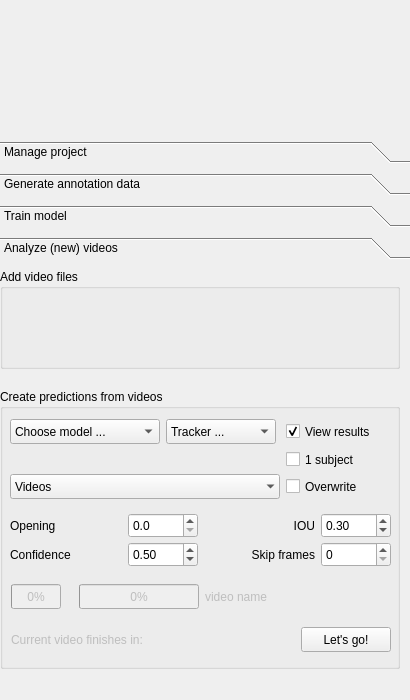
First picture: the form in octron/qt_gui/octron.ui, repository horsto/OCTRON-GUI, before the edit.
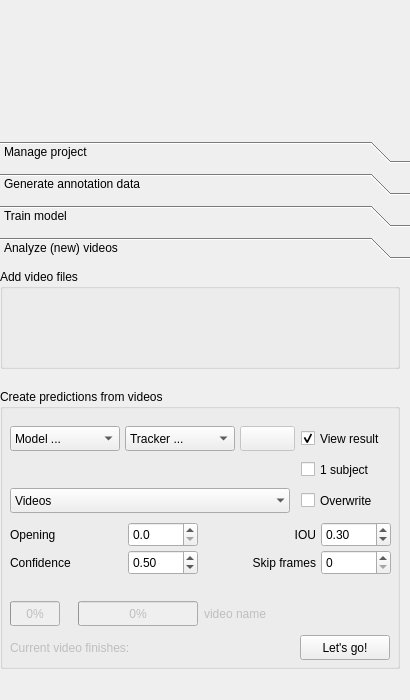
Second picture: the form after the edit. The open tabs and pages were chosen to show the change. Icons and pictures are not drawn.

Commit message: Small UI changes, new Tune (Tracker) btn

Patch:
```diff
--- a/octron/qt_gui/octron.ui
+++ b/octron/qt_gui/octron.ui
@@ -2150,8 +2150,8 @@
            <widget class="QWidget" name="layoutWidget_2">
             <property name="geometry">
              <rect>
-              <x>11</x>
-              <y>193</y>
+              <x>10</x>
+              <y>210</y>
               <width>382</width>
               <height>29</height>
              </rect>
@@ -2258,8 +2258,8 @@
            <widget class="QWidget" name="layoutWidget_3">
             <property name="geometry">
              <rect>
-              <x>11</x>
-              <y>232</y>
+              <x>10</x>
+              <y>240</y>
               <width>381</width>
               <height>37</height>
              </rect>
@@ -2286,7 +2286,7 @@
                 </size>
                </property>
                <property name="text">
-                <string>Current video finishes in:</string>
+                <string>Current video finishes:</string>
                </property>
               </widget>
              </item>
@@ -2318,221 +2318,15 @@
             <property name="geometry">
              <rect>
               <x>10</x>
-              <y>30</y>
+              <y>130</y>
               <width>381</width>
-              <height>86</height>
-             </rect>
-            </property>
-            <layout class="QGridLayout" name="gridLayout_2">
-             <property name="bottomMargin">
-              <number>10</number>
-             </property>
-             <item row="0" column="0" rowspan="2" alignment="Qt::AlignmentFlag::AlignLeft|Qt::AlignmentFlag::AlignTop">
-              <widget class="QComboBox" name="yolomodel_trained_list">
-               <property name="enabled">
-                <bool>true</bool>
-               </property>
-               <property name="minimumSize">
-                <size>
-                 <width>150</width>
-                 <height>25</height>
-                </size>
-               </property>
-               <property name="maximumSize">
-                <size>
-                 <width>150</width>
-                 <height>25</height>
-                </size>
-               </property>
-               <property name="toolTip">
-                <string>OCTRON user trained models that are found in the project path</string>
-               </property>
-               <item>
-                <property name="text">
-                 <string>Choose model ...</string>
-                </property>
-               </item>
-              </widget>
-             </item>
-             <item row="0" column="1" rowspan="2" alignment="Qt::AlignmentFlag::AlignLeft|Qt::AlignmentFlag::AlignTop">
-              <widget class="QComboBox" name="yolomodel_tracker_list">
-               <property name="minimumSize">
-                <size>
-                 <width>110</width>
-                 <height>25</height>
-                </size>
-               </property>
-               <property name="maximumSize">
-                <size>
-                 <width>110</width>
-                 <height>25</height>
-                </size>
-               </property>
-               <property name="toolTip">
-                <string>OCTRON user trained models that are found in the project path</string>
-               </property>
-               <property name="maxCount">
-                <number>20</number>
-               </property>
-               <property name="sizeAdjustPolicy">
-                <enum>QComboBox::SizeAdjustPolicy::AdjustToContents</enum>
-               </property>
-               <property name="minimumContentsLength">
-                <number>20</number>
-               </property>
-               <item>
-                <property name="text">
-                 <string>Tracker ...</string>
-                </property>
-               </item>
-              </widget>
-             </item>
-             <item row="0" column="2" alignment="Qt::AlignmentFlag::AlignLeft|Qt::AlignmentFlag::AlignTop">
-              <widget class="QCheckBox" name="open_when_finish_checkBox">
-               <property name="minimumSize">
-                <size>
-                 <width>90</width>
-                 <height>25</height>
-                </size>
-               </property>
-               <property name="maximumSize">
-                <size>
-                 <width>100</width>
-                 <height>25</height>
-                </size>
-               </property>
-               <property name="toolTip">
-                <string>Open the resuts in new napari window when finished</string>
-               </property>
-               <property name="text">
-                <string>View results</string>
-               </property>
-               <property name="checked">
-                <bool>true</bool>
-               </property>
-              </widget>
-             </item>
-             <item row="1" column="2" alignment="Qt::AlignmentFlag::AlignLeft|Qt::AlignmentFlag::AlignTop">
-              <widget class="QCheckBox" name="single_subject_checkBox">
-               <property name="enabled">
-                <bool>true</bool>
-               </property>
-               <property name="minimumSize">
-                <size>
-                 <width>90</width>
-                 <height>25</height>
-                </size>
-               </property>
-               <property name="maximumSize">
-                <size>
-                 <width>100</width>
-                 <height>25</height>
-                </size>
-               </property>
-               <property name="toolTip">
-                <string>Click this if you expect only one subject to be tracked per label</string>
-               </property>
-               <property name="text">
-                <string>1 subject</string>
-               </property>
-               <property name="checked">
-                <bool>false</bool>
-               </property>
-              </widget>
-             </item>
-             <item row="2" column="0" colspan="2" alignment="Qt::AlignmentFlag::AlignLeft|Qt::AlignmentFlag::AlignTop">
-              <widget class="QComboBox" name="videos_for_prediction_list">
-               <property name="minimumSize">
-                <size>
-                 <width>270</width>
-                 <height>25</height>
-                </size>
-               </property>
-               <property name="maximumSize">
-                <size>
-                 <width>270</width>
-                 <height>25</height>
-                </size>
-               </property>
-               <property name="toolTip">
-                <string>Select, add or remove labels</string>
-               </property>
-               <property name="editable">
-                <bool>false</bool>
-               </property>
-               <property name="currentText">
-                <string>Videos</string>
-               </property>
-               <property name="maxVisibleItems">
-                <number>15</number>
-               </property>
-               <property name="maxCount">
-                <number>1000</number>
-               </property>
-               <property name="sizeAdjustPolicy">
-                <enum>QComboBox::SizeAdjustPolicy::AdjustToContents</enum>
-               </property>
-               <property name="iconSize">
-                <size>
-                 <width>14</width>
-                 <height>14</height>
-                </size>
-               </property>
-               <property name="frame">
-                <bool>false</bool>
-               </property>
-               <item>
-                <property name="text">
-                 <string>Videos</string>
-                </property>
-               </item>
-               <item>
-                <property name="text">
-                 <string>⊖ Remove</string>
-                </property>
-               </item>
-              </widget>
-             </item>
-             <item row="2" column="2" alignment="Qt::AlignmentFlag::AlignLeft|Qt::AlignmentFlag::AlignTop">
-              <widget class="QCheckBox" name="overwrite_prediction_checkBox">
-               <property name="enabled">
-                <bool>true</bool>
-               </property>
-               <property name="minimumSize">
-                <size>
-                 <width>90</width>
-                 <height>25</height>
-                </size>
-               </property>
-               <property name="maximumSize">
-                <size>
-                 <width>100</width>
-                 <height>25</height>
-                </size>
-               </property>
-               <property name="toolTip">
-                <string>Overwrite previous analysis results? </string>
-               </property>
-               <property name="text">
-                <string>Overwrite</string>
-               </property>
-               <property name="checked">
-                <bool>false</bool>
-               </property>
-              </widget>
-             </item>
-            </layout>
-           </widget>
-           <widget class="QWidget" name="layoutWidget">
-            <property name="geometry">
-             <rect>
-              <x>10</x>
-              <y>120</y>
-              <width>381</width>
-              <height>62</height>
+              <height>61</height>
              </rect>
             </property>
             <layout class="QGridLayout" name="gridLayout_3">
+             <property name="horizontalSpacing">
+              <number>5</number>
+             </property>
              <property name="verticalSpacing">
               <number>0</number>
              </property>
@@ -2757,6 +2551,258 @@
              </item>
             </layout>
            </widget>
+           <widget class="QWidget" name="">
+            <property name="geometry">
+             <rect>
+              <x>10</x>
+              <y>31</y>
+              <width>381</width>
+              <height>101</height>
+             </rect>
+            </property>
+            <layout class="QGridLayout" name="gridLayout_2">
+             <property name="horizontalSpacing">
+              <number>5</number>
+             </property>
+             <property name="verticalSpacing">
+              <number>0</number>
+             </property>
+             <item row="2" column="3">
+              <widget class="QCheckBox" name="overwrite_prediction_checkBox">
+               <property name="enabled">
+                <bool>true</bool>
+               </property>
+               <property name="minimumSize">
+                <size>
+                 <width>90</width>
+                 <height>25</height>
+                </size>
+               </property>
+               <property name="maximumSize">
+                <size>
+                 <width>100</width>
+                 <height>25</height>
+                </size>
+               </property>
+               <property name="toolTip">
+                <string>Overwrite previous analysis results? </string>
+               </property>
+               <property name="text">
+                <string>Overwrite</string>
+               </property>
+               <property name="checked">
+                <bool>false</bool>
+               </property>
+              </widget>
+             </item>
+             <item row="0" column="1" alignment="Qt::AlignmentFlag::AlignRight|Qt::AlignmentFlag::AlignVCenter">
+              <widget class="QComboBox" name="yolomodel_tracker_list">
+               <property name="minimumSize">
+                <size>
+                 <width>110</width>
+                 <height>25</height>
+                </size>
+               </property>
+               <property name="maximumSize">
+                <size>
+                 <width>110</width>
+                 <height>25</height>
+                </size>
+               </property>
+               <property name="toolTip">
+                <string>OCTRON user trained models that are found in the project path</string>
+               </property>
+               <property name="maxCount">
+                <number>20</number>
+               </property>
+               <property name="sizeAdjustPolicy">
+                <enum>QComboBox::SizeAdjustPolicy::AdjustToContents</enum>
+               </property>
+               <property name="minimumContentsLength">
+                <number>20</number>
+               </property>
+               <item>
+                <property name="text">
+                 <string>Tracker ...</string>
+                </property>
+               </item>
+              </widget>
+             </item>
+             <item row="0" column="3">
+              <widget class="QCheckBox" name="open_when_finish_checkBox">
+               <property name="minimumSize">
+                <size>
+                 <width>90</width>
+                 <height>25</height>
+                </size>
+               </property>
+               <property name="maximumSize">
+                <size>
+                 <width>100</width>
+                 <height>25</height>
+                </size>
+               </property>
+               <property name="toolTip">
+                <string>Open the resuts in new napari window when finished</string>
+               </property>
+               <property name="text">
+                <string>View result</string>
+               </property>
+               <property name="checked">
+                <bool>true</bool>
+               </property>
+              </widget>
+             </item>
+             <item row="2" column="0" colspan="3" alignment="Qt::AlignmentFlag::AlignLeft|Qt::AlignmentFlag::AlignTop">
+              <widget class="QComboBox" name="videos_for_prediction_list">
+               <property name="minimumSize">
+                <size>
+                 <width>280</width>
+                 <height>25</height>
+                </size>
+               </property>
+               <property name="maximumSize">
+                <size>
+                 <width>280</width>
+                 <height>25</height>
+                </size>
+               </property>
+               <property name="toolTip">
+                <string>Select, add or remove labels</string>
+               </property>
+               <property name="editable">
+                <bool>false</bool>
+               </property>
+               <property name="currentText">
+                <string>Videos</string>
+               </property>
+               <property name="maxVisibleItems">
+                <number>15</number>
+               </property>
+               <property name="maxCount">
+                <number>1000</number>
+               </property>
+               <property name="sizeAdjustPolicy">
+                <enum>QComboBox::SizeAdjustPolicy::AdjustToContents</enum>
+               </property>
+               <property name="iconSize">
+                <size>
+                 <width>14</width>
+                 <height>14</height>
+                </size>
+               </property>
+               <property name="frame">
+                <bool>false</bool>
+               </property>
+               <item>
+                <property name="text">
+                 <string>Videos</string>
+                </property>
+               </item>
+               <item>
+                <property name="text">
+                 <string>⊖ Remove</string>
+                </property>
+               </item>
+              </widget>
+             </item>
+             <item row="1" column="3">
+              <widget class="QCheckBox" name="single_subject_checkBox">
+               <property name="enabled">
+                <bool>true</bool>
+               </property>
+               <property name="minimumSize">
+                <size>
+                 <width>90</width>
+                 <height>25</height>
+                </size>
+               </property>
+               <property name="maximumSize">
+                <size>
+                 <width>100</width>
+                 <height>25</height>
+                </size>
+               </property>
+               <property name="toolTip">
+                <string>Click this if you expect only one subject to be tracked per label</string>
+               </property>
+               <property name="text">
+                <string>1 subject</string>
+               </property>
+               <property name="checked">
+                <bool>false</bool>
+               </property>
+              </widget>
+             </item>
+             <item row="0" column="0" alignment="Qt::AlignmentFlag::AlignLeft|Qt::AlignmentFlag::AlignVCenter">
+              <widget class="QComboBox" name="yolomodel_trained_list">
+               <property name="enabled">
+                <bool>true</bool>
+               </property>
+               <property name="minimumSize">
+                <size>
+                 <width>110</width>
+                 <height>25</height>
+                </size>
+               </property>
+               <property name="maximumSize">
+                <size>
+                 <width>110</width>
+                 <height>25</height>
+                </size>
+               </property>
+               <property name="toolTip">
+                <string>OCTRON user trained models that are found in the project path</string>
+               </property>
+               <property name="currentText">
+                <string>Model ...</string>
+               </property>
+               <item>
+                <property name="text">
+                 <string>Model ...</string>
+                </property>
+               </item>
+              </widget>
+             </item>
+             <item row="0" column="2" alignment="Qt::AlignmentFlag::AlignLeft|Qt::AlignmentFlag::AlignVCenter">
+              <widget class="QPushButton" name="tune_tracker_btn">
+               <property name="enabled">
+                <bool>false</bool>
+               </property>
+               <property name="sizePolicy">
+                <sizepolicy hsizetype="Fixed" vsizetype="Fixed">
+                 <horstretch>0</horstretch>
+                 <verstretch>0</verstretch>
+                </sizepolicy>
+               </property>
+               <property name="minimumSize">
+                <size>
+                 <width>55</width>
+                 <height>25</height>
+                </size>
+               </property>
+               <property name="maximumSize">
+                <size>
+                 <width>55</width>
+                 <height>25</height>
+                </size>
+               </property>
+               <property name="baseSize">
+                <size>
+                 <width>55</width>
+                 <height>25</height>
+                </size>
+               </property>
+               <property name="toolTip">
+                <string>Tune parameters of selected tracker</string>
+               </property>
+               <property name="text">
+                <string/>
+               </property>
+              </widget>
+             </item>
+            </layout>
+           </widget>
           </widget>
          </item>
         </layout>
```
The commit also changes 5 other files.
